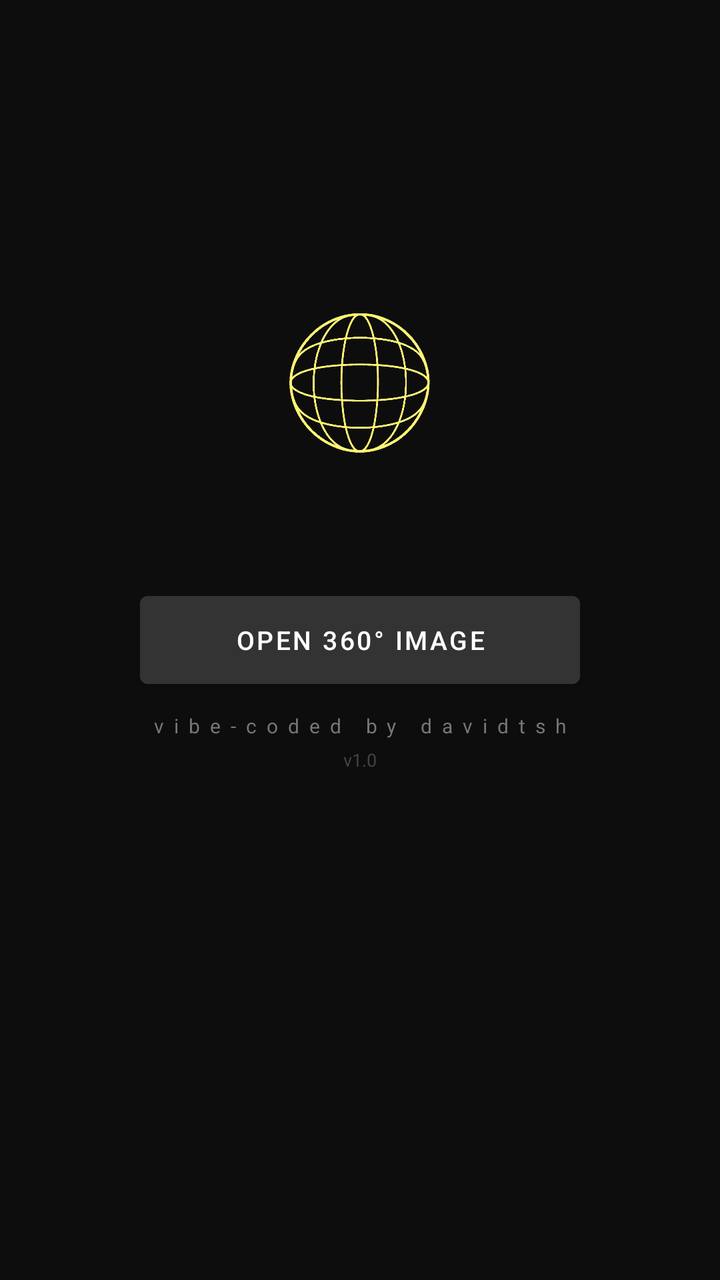
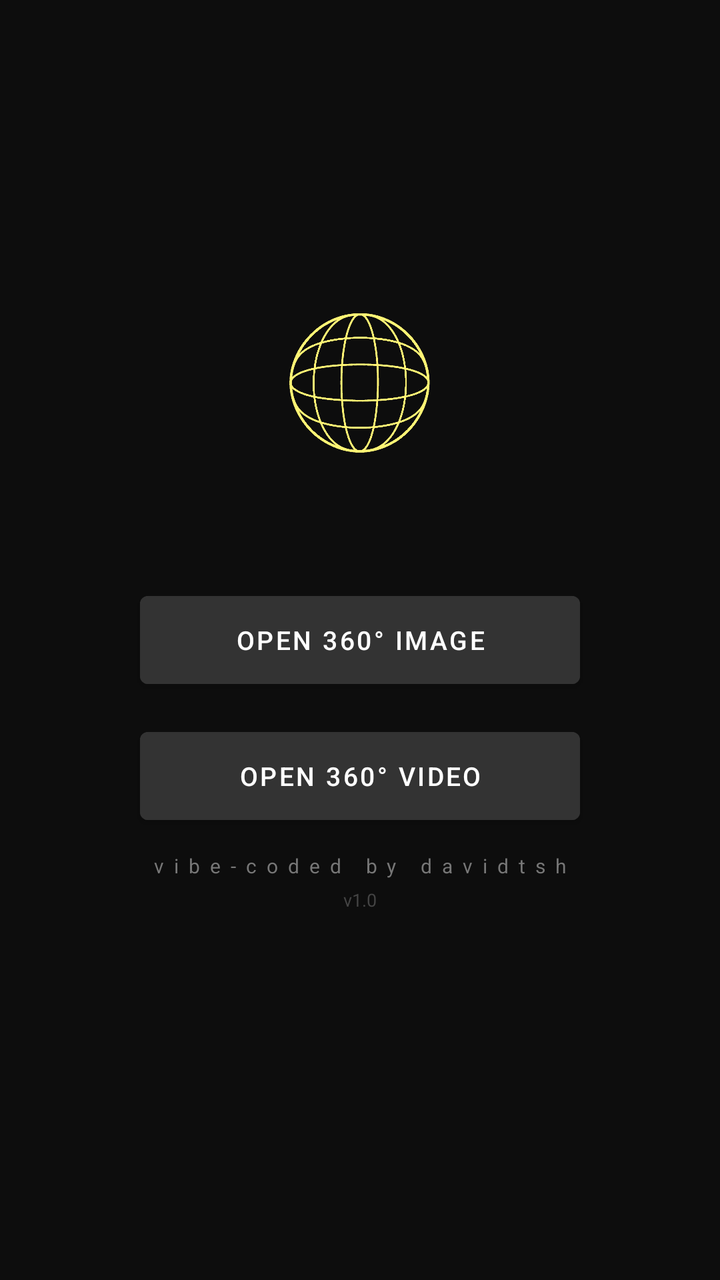

The first picture is an Android layout as it rendered before a commit; the second is the same layout after the commit. The layout source and the unified diff follow.
<!-- AndroidManifest.xml: application theme Theme.XReal360Viewer -->
<!-- res/layout/activity_main.xml -->
<?xml version="1.0" encoding="utf-8"?>
<androidx.constraintlayout.widget.ConstraintLayout
    xmlns:android="http://schemas.android.com/apk/res/android"
    xmlns:app="http://schemas.android.com/apk/res-auto"
    xmlns:tools="http://schemas.android.com/tools"
    android:layout_width="match_parent"
    android:layout_height="match_parent"
    android:background="#0D0D0D">

    <ImageView
        android:id="@+id/imgSphereLogo"
        android:layout_width="140dp"
        android:layout_height="140dp"
        android:layout_marginBottom="28dp"
        android:contentDescription="@string/app_name"
        android:scaleType="fitCenter"
        android:src="@drawable/ic_launcher_foreground"
        app:layout_constraintBottom_toTopOf="@id/btnPickImage"
        app:layout_constraintEnd_toEndOf="parent"
        app:layout_constraintStart_toStartOf="parent" />

    <Button
        android:id="@+id/btnPickImage"
        android:layout_width="220dp"
        android:layout_height="56dp"
        android:text="Open 360° Image"
        android:textSize="13sp"
        android:backgroundTint="#333333"
        app:layout_constraintTop_toTopOf="parent"
        app:layout_constraintBottom_toBottomOf="parent"
        app:layout_constraintStart_toStartOf="parent"
        app:layout_constraintEnd_toEndOf="parent"/>

    <TextView
        android:id="@+id/tvCredit"
        android:layout_width="wrap_content"
        android:layout_height="wrap_content"
        android:layout_marginTop="8dp"
        android:text="vibe-coded by davidtsh"
        android:textColor="#777777"
        android:textSize="10sp"
        android:letterSpacing="0.5"
        app:layout_constraintTop_toBottomOf="@id/btnPickImage"
        app:layout_constraintEnd_toEndOf="parent"
        app:layout_constraintStart_toStartOf="parent" />

    <TextView
        android:id="@+id/tvVersion"
        android:layout_width="wrap_content"
        android:layout_height="wrap_content"
        android:layout_marginTop="4dp"
        android:text="v1.0"
        android:textColor="#444444"
        android:textSize="9sp"
        app:layout_constraintTop_toBottomOf="@id/tvCredit"
        app:layout_constraintEnd_toEndOf="parent"
        app:layout_constraintStart_toStartOf="parent" />

</androidx.constraintlayout.widget.ConstraintLayout>
<!-- resources referenced by this layout -->
<resources>
  <!-- drawable ic_launcher_foreground: png bitmap (drawable, 100624 bytes) -->
  <string name="app_name">XREAL 360° Viewer</string>
  <style name="Theme.XReal360Viewer" parent="Theme.MaterialComponents.DayNight.NoActionBar">
          <item name="colorPrimary">#1A73E8</item>
          <item name="colorPrimaryVariant">#1557B0</item>
          <item name="colorOnPrimary">#FFFFFF</item>
          <item name="android:windowBackground">#000000</item>
          <item name="android:windowSplashScreenBackground">#000000</item>
          <item name="android:windowSplashScreenAnimatedIcon">@drawable/transparent</item>
      </style>
  <!-- drawable transparent (drawable) -->
  <?xml version="1.0" encoding="utf-8"?>
  <shape xmlns:android="http://schemas.android.com/apk/res/android">
      <solid android:color="@android:color/transparent" />
  </shape>
</resources>

<!-- the commit's change to res/layout/activity_main.xml (unified diff, before → after) -->
@@ -31,16 +31,28 @@
         app:layout_constraintStart_toStartOf="parent"
         app:layout_constraintEnd_toEndOf="parent"/>
 
+    <Button
+        android:id="@+id/btnPickVideo"
+        android:layout_width="220dp"
+        android:layout_height="56dp"
+        android:layout_marginTop="12dp"
+        android:text="Open 360° Video"
+        android:textSize="13sp"
+        android:backgroundTint="#333333"
+        app:layout_constraintTop_toBottomOf="@id/btnPickImage"
+        app:layout_constraintStart_toStartOf="parent"
+        app:layout_constraintEnd_toEndOf="parent"/>
+
     <TextView
         android:id="@+id/tvCredit"
         android:layout_width="wrap_content"
         android:layout_height="wrap_content"
-        android:layout_marginTop="8dp"
+        android:layout_marginTop="10dp"
         android:text="vibe-coded by davidtsh"
         android:textColor="#777777"
         android:textSize="10sp"
         android:letterSpacing="0.5"
-        app:layout_constraintTop_toBottomOf="@id/btnPickImage"
+        app:layout_constraintTop_toBottomOf="@id/btnPickVideo"
         app:layout_constraintEnd_toEndOf="parent"
         app:layout_constraintStart_toStartOf="parent" />
 
